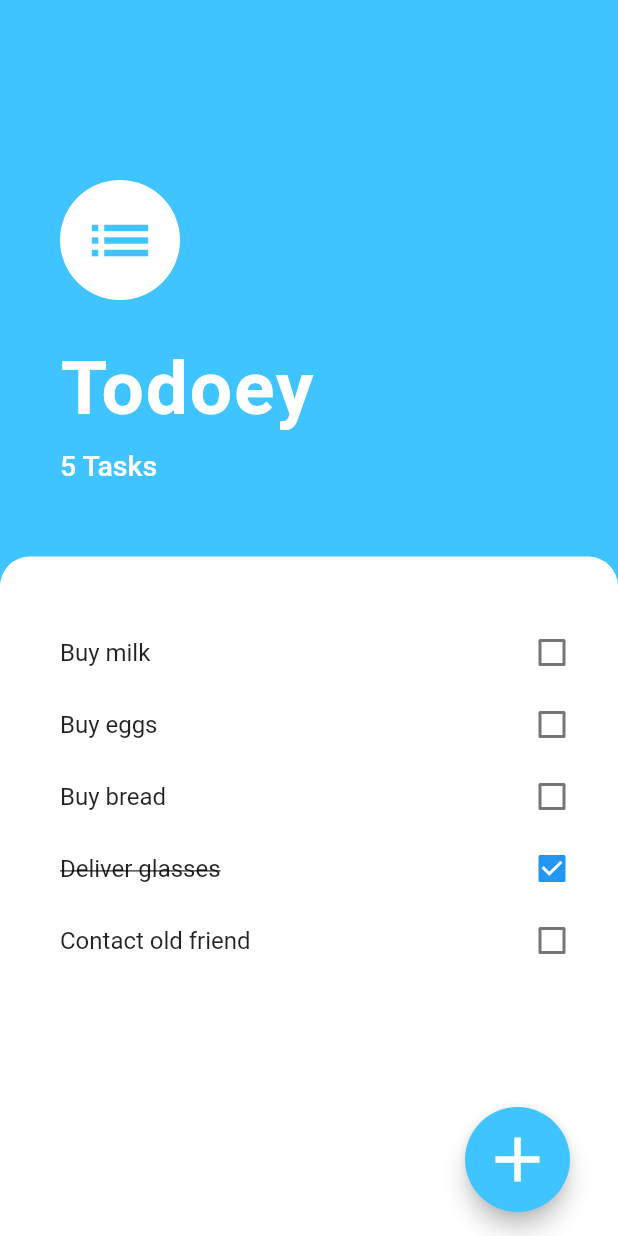
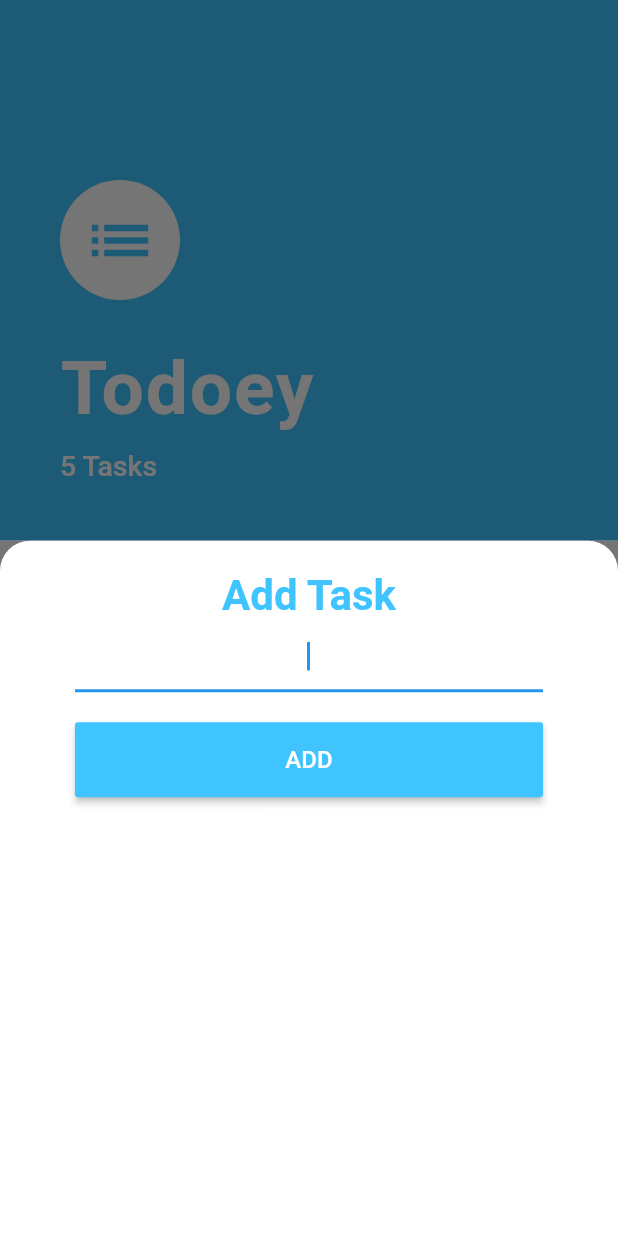
Before and after one commit to Josh-Ajiniran/todoapp-flutter, a Flutter app: the TaskScreen screen opened directly, after a tap on the "add" icon, on a phone screen of 412 x 824 dp. Run offline on Flutter 3.47's test engine with Material 2 defaults, Android fonts, the phone set to English and light mode, and no system bars.

Commit message:
todo app in flutter

```diff
--- /dev/null
+++ b/lib/components/tasklist.dart
@@ -0,0 +1,33 @@
+import 'package:flutter/material.dart';
+import 'package:provider/provider.dart';
+import 'package:Todoey/models/task_data.dart';
+import 'package:Todoey/components/tasktile.dart';
+
+class TaskList extends StatelessWidget {
+  @override
+  Widget build(BuildContext context) {
+    return Consumer<TaskData>(
+      builder: (context, taskData, child) {
+        return Container(
+          decoration: BoxDecoration(
+            color: Colors.white,
+            borderRadius: BorderRadius.only(
+              topLeft: Radius.circular(20.0),
+              topRight: Radius.circular(20.0),
+            ),
+          ),
+          child: ListView.builder(
+            padding: EdgeInsets.only(left: 20.0, top: 40.0, right: 20.0),
+            itemCount: taskData.taskCount,
+            itemBuilder: (_, index) {
+              return TaskTile(
+                text: taskData.taskLists[index].text,
+                isChecked: taskData.taskLists[index].isDone,
+              );
+            },
+          ),
+        );
+      },
+    );
+  }
+}
--- /dev/null
+++ b/lib/components/tasktile.dart
@@ -0,0 +1,28 @@
+import 'package:flutter/material.dart';
+
+class TaskTile extends StatelessWidget {
+  TaskTile({this.text, this.isChecked, this.toggleCheckState});
+  final String text;
+  final bool isChecked;
+  final Function toggleCheckState;
+
+  @override
+  Widget build(BuildContext context) {
+    return ListTile(
+      onTap: () {},
+      leading: Text(
+        text,
+        style: TextStyle(
+            fontSize: 16,
+            decoration: isChecked ? TextDecoration.lineThrough : null),
+      ),
+      trailing: Checkbox(
+        activeColor: Colors.lightBlueAccent,
+        value: isChecked,
+        onChanged: (checkState) {
+          print(checkState);
+        },
+      ),
+    );
+  }
+}
--- a/lib/main.dart
+++ b/lib/main.dart
@@ -1,5 +1,8 @@
 import 'package:Todoey/screens/task_screen.dart';
 import 'package:flutter/material.dart';
+import 'package:provider/provider.dart';
+
+import 'models/task_data.dart';
 
 void main() {
   runApp(MyApp());
@@ -9,8 +12,11 @@ class MyApp extends StatelessWidget {
   // This widget is the root of your application.
   @override
   Widget build(BuildContext context) {
-    return MaterialApp(
-      home: TaskScreen(),
+    return ChangeNotifierProvider(
+      create: (context) => TaskData(),
+      child: MaterialApp(
+        home: TaskScreen(),
+      ),
     );
   }
 }
--- /dev/null
+++ b/lib/models/task_data.dart
@@ -0,0 +1,22 @@
+import 'package:Todoey/models/tasks.dart';
+import 'package:flutter/foundation.dart';
+import 'package:flutter/material.dart';
+
+class TaskData extends ChangeNotifier {
+  List<Task> taskLists = [
+    Task(text: 'Buy milk', isDone: false),
+    Task(text: 'Buy eggs', isDone: false),
+    Task(text: 'Buy bread', isDone: false),
+    Task(text: 'Deliver glasses', isDone: true),
+    Task(text: 'Contact old friend', isDone: false),
+  ];
+
+  int get taskCount {
+    return taskLists.length;
+  }
+
+  void addTaskData(String newTask) {
+    taskLists.add(Task(text: newTask));
+    notifyListeners();
+  }
+}
--- a/lib/models/tasks.dart
+++ b/lib/models/tasks.dart
@@ -1,13 +1,9 @@
 class Task {
-  Task({this.text, this.isDone});
+  Task({this.text, this.isDone = false});
   String text;
   bool isDone;
+
+  void toggleDone() {
+    isDone = !isDone;
+  }
 }
-
-List<Task> taskLists = [
-  Task(text: 'Buy milk', isDone: false),
-  Task(text: 'Buy eggs', isDone: false),
-  Task(text: 'Buy bread', isDone: false),
-  Task(text: 'Deliver glasses', isDone: true),
-  Task(text: 'Contact old friend', isDone: false),
-];
--- /dev/null
+++ b/lib/screens/add_task_screen.dart
@@ -0,0 +1,64 @@
+import 'package:Todoey/models/task_data.dart';
+import 'package:flutter/material.dart';
+import 'package:provider/provider.dart';
+
+class AddTaskScreen extends StatelessWidget {
+  @override
+  Widget build(BuildContext context) {
+    String newTaskTitle;
+
+    return Container(
+      color: Color(0xFF757575),
+      child: Container(
+        padding: EdgeInsets.symmetric(horizontal: 50.0, vertical: 20.0),
+        decoration: BoxDecoration(
+          color: Colors.white,
+          borderRadius: BorderRadius.only(
+            topLeft: Radius.circular(20.0),
+            topRight: Radius.circular(20.0),
+          ),
+        ),
+        child: Column(
+          crossAxisAlignment: CrossAxisAlignment.stretch,
+          children: [
+            Text(
+              'Add Task',
+              textAlign: TextAlign.center,
+              style: TextStyle(
+                  fontSize: 28,
+                  fontWeight: FontWeight.w600,
+                  color: Colors.lightBlueAccent),
+            ),
+            TextField(
+              textAlign: TextAlign.center,
+              autofocus: true,
+              onChanged: (value) {
+                newTaskTitle = value;
+              },
+            ),
+            SizedBox(
+              height: 20,
+            ),
+            SizedBox(
+              height: 50.0,
+              child: RaisedButton(
+                onPressed: () {
+                  context.read<TaskData>().addTaskData(newTaskTitle);
+                  Navigator.pop(context);
+                },
+                color: Colors.lightBlueAccent,
+                child: Text(
+                  'ADD',
+                  style: TextStyle(
+                    color: Colors.white,
+                    fontSize: 16.0,
+                  ),
+                ),
+              ),
+            )
+          ],
+        ),
+      ),
+    );
+  }
+}
--- a/lib/screens/task_screen.dart
+++ b/lib/screens/task_screen.dart
@@ -1,5 +1,10 @@
+import 'dart:ui';
+
+import 'package:Todoey/components/tasklist.dart';
+import 'package:Todoey/models/task_data.dart';
+import 'package:Todoey/screens/add_task_screen.dart';
 import 'package:flutter/material.dart';
-import 'package:Todoey/models/tasks.dart';
+import 'package:provider/provider.dart';
 
 class TaskScreen extends StatelessWidget {
   @override
@@ -42,7 +47,7 @@ class TaskScreen extends StatelessWidget {
           Padding(
             padding: EdgeInsets.only(left: 40.0),
             child: Text(
-              '${taskLists.length} Tasks',
+              '${Provider.of<TaskData>(context).taskCount} Tasks',
               style: TextStyle(
                   fontSize: 19.0,
                   color: Colors.white,
@@ -53,49 +58,23 @@ class TaskScreen extends StatelessWidget {
             height: 50.0,
           ),
           Expanded(
-            child: Container(
-              decoration: BoxDecoration(
-                color: Colors.white,
-                borderRadius: BorderRadius.only(
-                  topLeft: Radius.circular(20.0),
-                  topRight: Radius.circular(20.0),
-                ),
-              ),
-              child: ListView.builder(
-                padding: EdgeInsets.only(left: 40.0, top: 40.0, right: 20.0),
-                itemCount: taskLists.length,
-                itemBuilder: (_, index) {
-                  return Row(
-                    mainAxisAlignment: MainAxisAlignment.spaceBetween,
-                    children: [
-                      Text(taskLists[index].text,
-                          style: TextStyle(
-                              fontSize: 16,
-                              decoration: taskLists[index].isDone == true
-                                  ? TextDecoration.lineThrough
-                                  : null)),
-                      Checkbox(
-                        value: taskLists[index].isDone,
-                        onChanged: (value) {
-                          taskLists[index].isDone = value;
-                        },
-                      ),
-                    ],
-                  );
-                },
-              ),
-            ),
+            child: TaskList(),
           )
         ],
       ),
       floatingActionButton: Padding(
-        padding: EdgeInsets.only(right: 16.0),
+        padding: EdgeInsets.only(right: 20.0),
         child: SizedBox(
           height: 70,
           width: 70,
           child: FloatingActionButton(
             backgroundColor: Colors.lightBlueAccent,
-            onPressed: () {},
+            onPressed: () {
+              showModalBottomSheet(
+                context: context,
+                builder: (BuildContext context) => AddTaskScreen(),
+              );
+            },
             child: Icon(Icons.add, size: 50.0),
           ),
         ),
```
Also changed, not shown: pubspec.yaml (+1 -7 lines), pubspec.lock.
